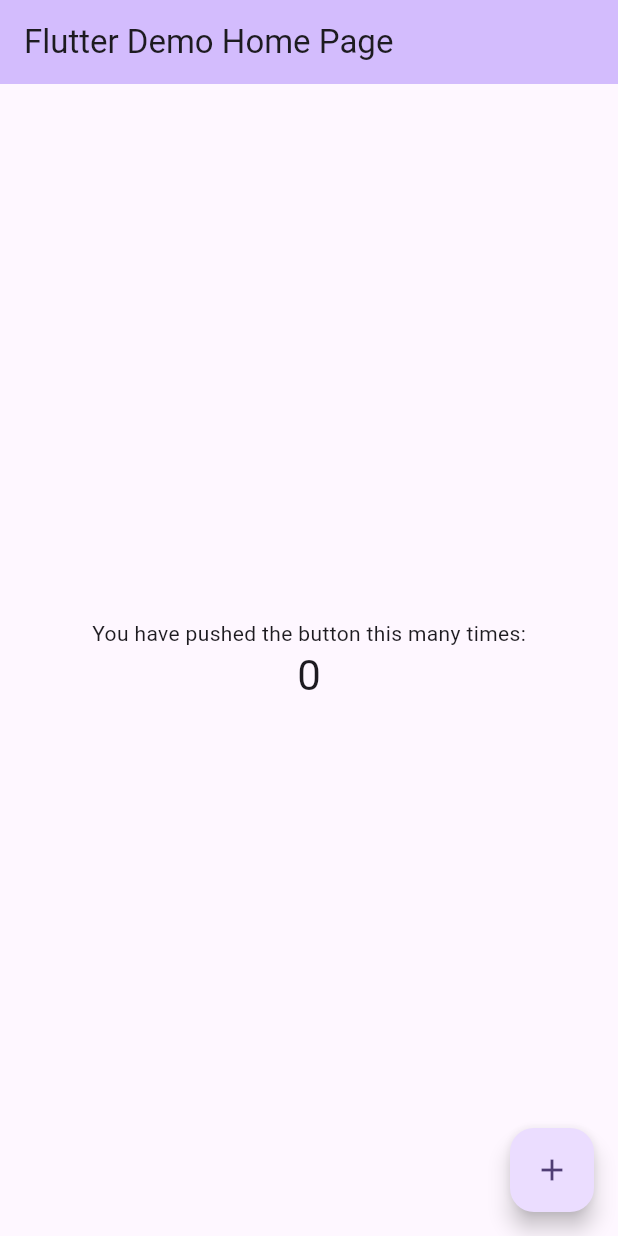
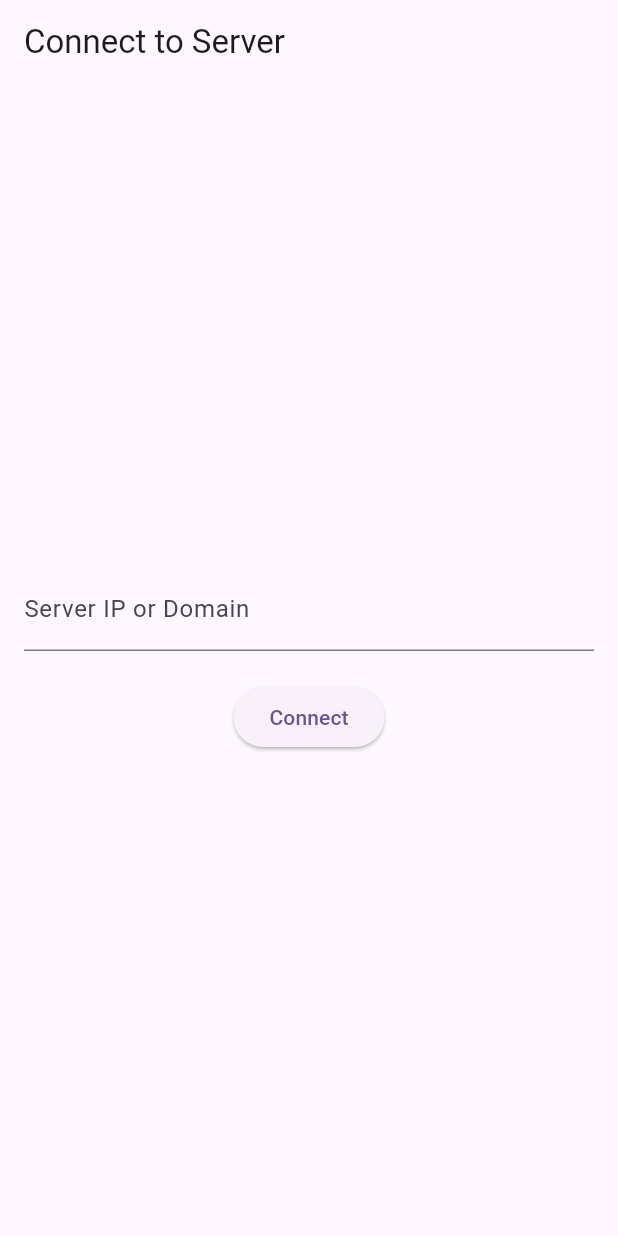
Before and after one commit to BlackTom900131/FamilyHub, a Flutter app: the screen it shows after launch, on a phone screen of 412 x 824 dp. Run offline on Flutter 3.47's test engine with Material 3 defaults, Android fonts, the light colour scheme and no system bars; our stand-ins replace shared_preferences.

Commit message:
Update SplashScreen, LoginScreen, ServerConnectionScreen

```diff
--- a/lib/main.dart
+++ b/lib/main.dart
@@ -1,51 +1,37 @@
 import 'package:flutter/material.dart';
+import 'package:shared_preferences/shared_preferences.dart';
+import 'server_connection_screen.dart';
 
-void main() {
-  runApp(const MyApp());
+void main() async {
+  WidgetsFlutterBinding.ensureInitialized();
+  final prefs = await SharedPreferences.getInstance();
+  final hasServer = prefs.containsKey('server_address');
+  runApp(MyApp(showServerScreen: !hasServer));
 }
 
 class MyApp extends StatelessWidget {
-  const MyApp({super.key});
+  final bool showServerScreen;
+  const MyApp({super.key, required this.showServerScreen});
 
-  // This widget is the root of your application.
   @override
   Widget build(BuildContext context) {
     return MaterialApp(
       title: 'Flutter Demo',
       theme: ThemeData(
-        // This is the theme of your application.
-        //
-        // TRY THIS: Try running your application with "flutter run". You'll see
-        // the application has a purple toolbar. Then, without quitting the app,
-        // try changing the seedColor in the colorScheme below to Colors.green
-        // and then invoke "hot reload" (save your changes or press the "hot
-        // reload" button in a Flutter-supported IDE, or press "r" if you used
-        // the command line to start the app).
-        //
-        // Notice that the counter didn't reset back to zero; the application
-        // state is not lost during the reload. To reset the state, use hot
-        // restart instead.
-        //
-        // This works for code too, not just values: Most code changes can be
-        // tested with just a hot reload.
         colorScheme: ColorScheme.fromSeed(seedColor: Colors.deepPurple),
       ),
-      home: const MyHomePage(title: 'Flutter Demo Home Page'),
+      initialRoute: showServerScreen ? '/server' : '/login',
+      routes: {
+        '/server': (context) => const ServerConnectionScreen(),
+        '/login': (context) => const LoginScreen(),
+        '/home': (context) => const MyHomePage(title: 'Flutter Demo Home Page'),
+      },
     );
   }
 }
 
 class MyHomePage extends StatefulWidget {
   const MyHomePage({super.key, required this.title});
-
-  // This widget is the home page of your application. It is stateful, meaning
-  // that it has a State object (defined below) that contains fields that affect
-  // how it looks.
-
-  // This class is the configuration for the state. It holds the values (in this
-  // case the title) provided by the parent (in this case the App widget) and
-  // used by the build method of the State. Fields in a Widget subclass are
-  // always marked "final".
 
   final String title;
 
@@ -58,50 +44,19 @@
 
   void _incrementCounter() {
     setState(() {
-      // This call to setState tells the Flutter framework that something has
-      // changed in this State, which causes it to rerun the build method below
-      // so that the display can reflect the updated values. If we changed
-      // _counter without calling setState(), then the build method would not be
-      // called again, and so nothing would appear to happen.
       _counter++;
     });
   }
 
   @override
   Widget build(BuildContext context) {
-    // This method is rerun every time setState is called, for instance as done
-    // by the _incrementCounter method above.
-    //
-    // The Flutter framework has been optimized to make rerunning build methods
-    // fast, so that you can just rebuild anything that needs updating rather
-    // than having to individually change instances of widgets.
     return Scaffold(
       appBar: AppBar(
-        // TRY THIS: Try changing the color here to a specific color (to
-        // Colors.amber, perhaps?) and trigger a hot reload to see the AppBar
-        // change color while the other colors stay the same.
         backgroundColor: Theme.of(context).colorScheme.inversePrimary,
-        // Here we take the value from the MyHomePage object that was created by
-        // the App.build method, and use it to set our appbar title.
         title: Text(widget.title),
       ),
       body: Center(
-        // Center is a layout widget. It takes a single child and positions it
-        // in the middle of the parent.
         child: Column(
-          // Column is also a layout widget. It takes a list of children and
-          // arranges them vertically. By default, it sizes itself to fit its
-          // children horizontally, and tries to be as tall as its parent.
-          //
-          // Column has various properties to control how it sizes itself and
-          // how it positions its children. Here we use mainAxisAlignment to
-          // center the children vertically; the main axis here is the vertical
-          // axis because Columns are vertical (the cross axis would be
-          // horizontal).
-          //
-          // TRY THIS: Invoke "debug painting" (choose the "Toggle Debug Paint"
-          // action in the IDE, or press "p" in the console), to see the
-          // wireframe for each widget.
           mainAxisAlignment: MainAxisAlignment.center,
           children: <Widget>[
             const Text('You have pushed the button this many times:'),
@@ -116,7 +71,23 @@
         onPressed: _incrementCounter,
         tooltip: 'Increment',
         child: const Icon(Icons.add),
-      ), // This trailing comma makes auto-formatting nicer for build methods.
+      ),
     );
   }
 }
+
+class LoginScreen extends StatelessWidget {
+  const LoginScreen({super.key});
+
+  @override
+  Widget build(BuildContext context) {
+    return Scaffold(
+      appBar: AppBar(
+        title: const Text('Login'),
+      ),
+      body: Center(
+        child: const Text('Login Screen'),
+      ),
+    );
+  }
+}
--- /dev/null
+++ b/lib/server_connection_screen.dart
@@ -0,0 +1,65 @@
+import 'package:flutter/material.dart';
+import 'package:shared_preferences/shared_preferences.dart';
+
+class ServerConnectionScreen extends StatefulWidget {
+  const ServerConnectionScreen({super.key});
+
+  @override
+  State<ServerConnectionScreen> createState() => _ServerConnectionScreenState();
+}
+
+class _ServerConnectionScreenState extends State<ServerConnectionScreen> {
+  final _controller = TextEditingController();
+  String? _error;
+
+  Future<void> _saveServer(String value) async {
+    final prefs = await SharedPreferences.getInstance();
+    await prefs.setString('server_address', value);
+  }
+
+  bool _validate(String value) {
+    final ipRegex = RegExp(r'^(\d{1,3}\.){3}\d{1,3}$');
+    final domainRegex = RegExp(r'^[a-zA-Z0-9.-]+\.[a-zA-Z]{2,}$');
+    return ipRegex.hasMatch(value) || domainRegex.hasMatch(value);
+  }
+
+  void _submit() {
+    final value = _controller.text.trim();
+    if (_validate(value)) {
+      _saveServer(value).then((_) {
+        Navigator.of(context).pushReplacementNamed('/login');
+      });
+    } else {
+      setState(() {
+        _error = 'Invalid IP or domain format';
+      });
+    }
+  }
+
+  @override
+  Widget build(BuildContext context) {
+    return Scaffold(
+      appBar: AppBar(title: const Text('Connect to Server')),
+      body: Padding(
+        padding: const EdgeInsets.all(16),
+        child: Column(
+          mainAxisAlignment: MainAxisAlignment.center,
+          children: [
+            TextField(
+              controller: _controller,
+              decoration: InputDecoration(
+                labelText: 'Server IP or Domain',
+                errorText: _error,
+              ),
+            ),
+            const SizedBox(height: 20),
+            ElevatedButton(
+              onPressed: _submit,
+              child: const Text('Connect'),
+            ),
+          ],
+        ),
+      ),
+    );
+  }
+}
--- a/pubspec.yaml
+++ b/pubspec.yaml
@@ -34,6 +34,8 @@ dependencies:
   # The following adds the Cupertino Icons font to your application.
   # Use with the CupertinoIcons class for iOS style icons.
   cupertino_icons: ^1.0.8
+  shared_preferences: ^2.5.3
+  http: ^1.4.0
 
 dev_dependencies:
   flutter_test:
```
Also changed, not shown: lib/login_screen.dart (added, +117 -0 lines), lib/splashscreen.dart (added, +33 -0 lines), pubspec.lock, 10 other files.
